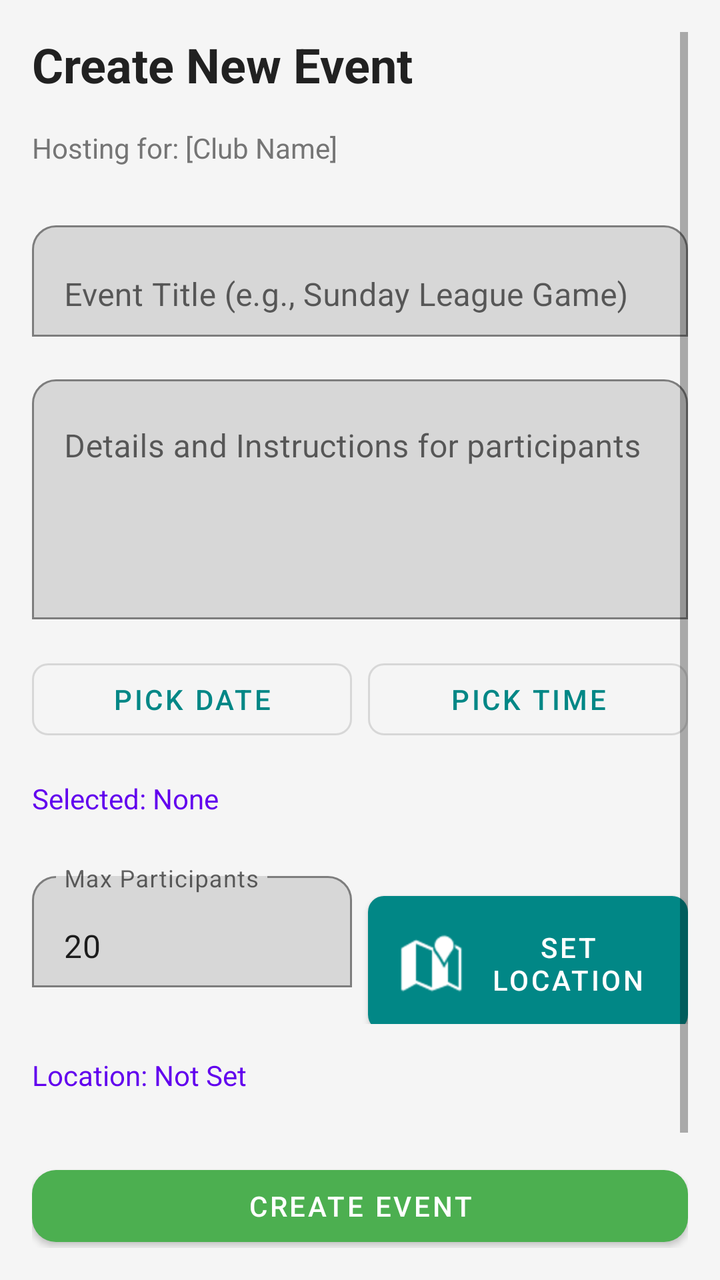
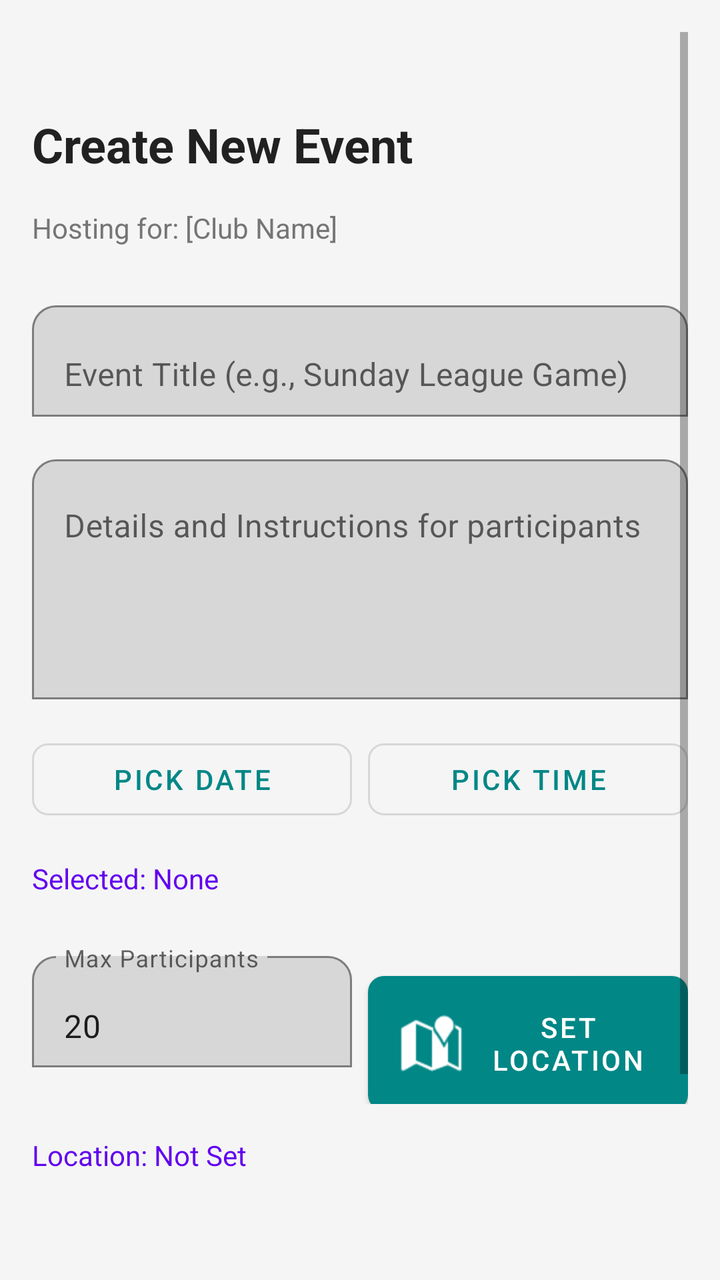

The first picture is an Android layout as it rendered before a commit; the second is the same layout after the commit. The layout source and the unified diff follow.
<!-- AndroidManifest.xml: application theme Theme.NetWork -->
<!-- res/layout/activity_create_event.xml -->
<?xml version="1.0" encoding="utf-8"?>
<ScrollView xmlns:android="http://schemas.android.com/apk/res/android"
    xmlns:app="http://schemas.android.com/apk/res-auto"
    android:layout_width="match_parent"
    android:layout_height="match_parent"
    android:fillViewport="true"
    android:background="#F5F5F5"
    android:padding="16dp">

    <LinearLayout
        android:orientation="vertical"
        android:layout_width="match_parent"
        android:layout_height="wrap_content"
        android:paddingBottom="20dp">

        <TextView
            android:id="@+id/eventCreationTitle"
            android:layout_width="wrap_content"
            android:layout_height="wrap_content"
            android:text="Create New Event"
            android:textSize="24sp"
            android:textStyle="bold"
            android:textColor="#212121"
            android:layout_marginBottom="16dp"/>

        <TextView
            android:id="@+id/clubHostName"
            android:layout_width="wrap_content"
            android:layout_height="wrap_content"
            android:text="Hosting for: [Club Name]"
            android:textSize="14sp"
            android:textColor="#757575"
            android:layout_marginBottom="24dp"/>

        
        <com.google.android.material.textfield.TextInputLayout
            android:layout_width="match_parent"
            android:layout_height="wrap_content"
            app:boxBackgroundMode="outline"
            app:boxCornerRadiusTopStart="12dp"
            app:boxCornerRadiusTopEnd="12dp"
            android:layout_marginBottom="16dp">

            <com.google.android.material.textfield.TextInputEditText
                android:id="@+id/eventTitleField"
                android:layout_width="match_parent"
                android:layout_height="wrap_content"
                android:inputType="textCapWords"
                android:hint="Event Title (e.g., Sunday League Game)"/>
        </com.google.android.material.textfield.TextInputLayout>

        
        <com.google.android.material.textfield.TextInputLayout
            android:layout_width="match_parent"
            android:layout_height="wrap_content"
            app:boxBackgroundMode="outline"
            app:boxCornerRadiusTopStart="12dp"
            app:boxCornerRadiusTopEnd="12dp"
            android:layout_marginBottom="16dp">

            <com.google.android.material.textfield.TextInputEditText
                android:id="@+id/eventDescriptionField"
                android:layout_width="match_parent"
                android:layout_height="120dp"
                android:gravity="top"
                android:inputType="textMultiLine"
                android:hint="Details and Instructions for participants"/>
        </com.google.android.material.textfield.TextInputLayout>

        
        <LinearLayout
            android:layout_width="match_parent"
            android:layout_height="wrap_content"
            android:orientation="horizontal"
            android:layout_marginBottom="16dp">

            <com.google.android.material.button.MaterialButton
                android:id="@+id/pickDateBtn"
                android:layout_width="0dp"
                android:layout_weight="1"
                android:layout_height="wrap_content"
                android:text="Pick Date"
                android:layout_marginEnd="8dp"
                app:cornerRadius="8dp"
                style="@style/Widget.MaterialComponents.Button.OutlinedButton"/>

            <com.google.android.material.button.MaterialButton
                android:id="@+id/pickTimeBtn"
                android:layout_width="0dp"
                android:layout_weight="1"
                android:layout_height="wrap_content"
                android:text="Pick Time"
                app:cornerRadius="8dp"
                style="@style/Widget.MaterialComponents.Button.OutlinedButton"/>
        </LinearLayout>

        <TextView
            android:id="@+id/dateTimeStatusText"
            android:layout_width="wrap_content"
            android:layout_height="wrap_content"
            android:text="Selected: None"
            android:textColor="#6200EE"
            android:layout_marginBottom="24dp"/>

        
        <LinearLayout
            android:layout_width="match_parent"
            android:layout_height="wrap_content"
            android:orientation="horizontal"
            android:layout_marginBottom="16dp">

            
            <com.google.android.material.textfield.TextInputLayout
                android:layout_width="0dp"
                android:layout_weight="1"
                android:layout_height="wrap_content"
                android:layout_marginEnd="8dp"
                app:boxBackgroundMode="outline"
                app:boxCornerRadiusTopStart="12dp"
                app:boxCornerRadiusTopEnd="12dp">

                <com.google.android.material.textfield.TextInputEditText
                    android:id="@+id/maxParticipantsField"
                    android:layout_width="match_parent"
                    android:layout_height="wrap_content"
                    android:inputType="number"
                    android:text="20"
                    android:hint="Max Participants"/>
            </com.google.android.material.textfield.TextInputLayout>

            
            <com.google.android.material.button.MaterialButton
                android:id="@+id/chooseLocationEventBtn"
                android:layout_width="0dp"
                android:layout_weight="1"
                android:layout_height="wrap_content"
                android:text="Set Location"
                app:icon="@android:drawable/ic_dialog_map"
                app:cornerRadius="8dp"
                android:padding="16dp"/>
        </LinearLayout>

        <TextView
            android:id="@+id/locationStatusEventText"
            android:layout_width="wrap_content"
            android:layout_height="wrap_content"
            android:text="Location: Not Set"
            android:textColor="#6200EE"
            android:layout_marginBottom="32dp"/>


        
        <com.google.android.material.button.MaterialButton
            android:id="@+id/createEventBtn"
            android:layout_width="match_parent"
            android:layout_height="wrap_content"
            android:text="Create Event"
            app:cornerRadius="12dp"
            android:layout_marginBottom="12dp"
            app:backgroundTint="#4CAF50"/> 

        <com.google.android.material.button.MaterialButton
            android:id="@+id/cancelEventBtn"
            android:layout_width="match_parent"
            android:layout_height="wrap_content"
            android:text="Cancel"
            app:cornerRadius="12dp"
            style="@style/Widget.MaterialComponents.Button.TextButton"
            android:textColor="#757575"/>

    </LinearLayout>
</ScrollView>
<!-- resources referenced by this layout -->
<resources>
  <style name="Theme.NetWork" parent="Theme.MaterialComponents.Light.NoActionBar">
          
          <item name="colorPrimary">@color/teal_700</item>
          <item name="colorPrimaryVariant">@color/teal_200</item>
          <item name="colorOnPrimary">@color/white</item>
          <item name="colorSecondary">@color/teal_700</item>
      </style>
  <color name="teal_700">#FF018786</color>
  <color name="teal_200">#FF03DAC5</color>
  <color name="white">#FFFFFFFF</color>
</resources>

<!-- the commit's change to res/layout/activity_create_event.xml (unified diff, before → after) -->
@@ -21,7 +21,8 @@
             android:textSize="24sp"
             android:textStyle="bold"
             android:textColor="#212121"
-            android:layout_marginBottom="16dp"/>
+            android:layout_marginBottom="16dp"
+            android:layout_marginTop="40dp"/>
 
         <TextView
             android:id="@+id/clubHostName"
